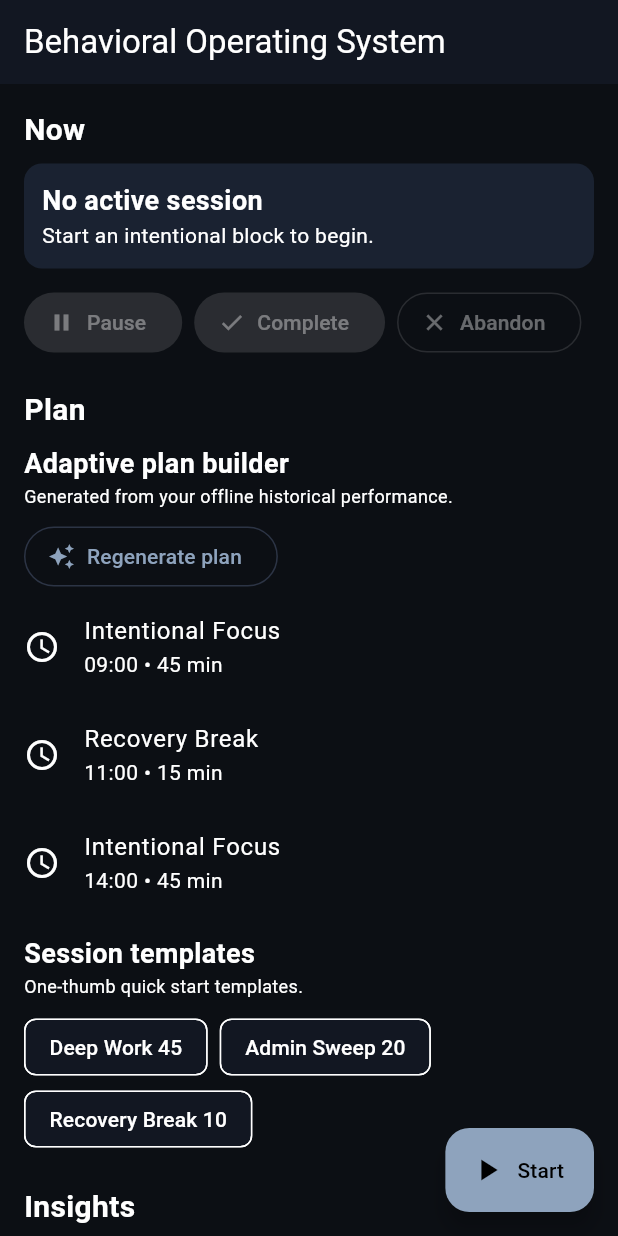
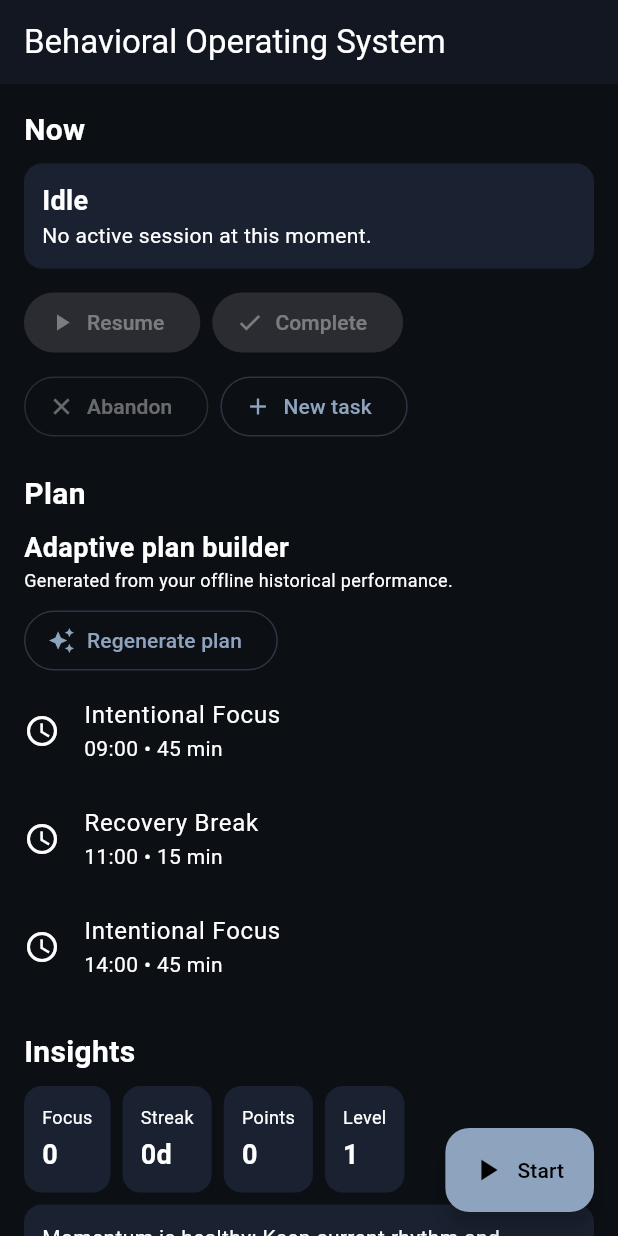
Before and after one commit to DataWithNahom/habit_aligner, a Flutter app: the screen it shows after launch, on a phone screen of 412 x 824 dp. Run offline on Flutter 3.47's test engine with Material 3 defaults, Android fonts, the phone set to English and light mode, and no system bars; our stand-ins replace flutter_local_notifications, isar, shared_preferences, timezone; accounts and stored records are empty; generated files the repository leaves out were written again.

Commit message:
Harden task session pause/resume workflow

```diff
--- a/lib/features/logs/domain/use_cases/resolve_session_use_case.dart
+++ b/lib/features/logs/domain/use_cases/resolve_session_use_case.dart
@@ -22,7 +22,14 @@ class ResolveSessionUseCase {
       case LogStatus.completed:
         resolved = current.complete(now());
       case LogStatus.paused:
-        resolved = current.pause(now());
+        final normalizedReason = reason?.trim();
+        resolved = current
+            .pause(now())
+            .copyWith(
+              abandonmentReason: normalizedReason?.isNotEmpty == true
+                  ? normalizedReason
+                  : null,
+            );
       case LogStatus.abandoned:
         resolved = current.abandon(
           now(),
--- a/lib/features/logs/presentation/main_screen.dart
+++ b/lib/features/logs/presentation/main_screen.dart
@@ -39,6 +39,7 @@ class _MainScreenState extends State<MainScreen> {
   Widget build(BuildContext context) {
     final controller = widget.controller;
     final metrics = controller.todayMetrics;
+    final activeLog = controller.activeLog;
 
     return Scaffold(
       appBar: AppBar(title: const Text('Behavioral Operating System')),
@@ -61,18 +62,23 @@ class _MainScreenState extends State<MainScreen> {
                     AnimatedSwitcher(
                       duration: const Duration(milliseconds: 260),
                       child: SessionStateCard(
-                        key: ValueKey(controller.activeLog?.id ?? 'idle'),
-                        title:
-                            controller.activeLog?.label ?? 'No active session',
-                        subtitle: controller.activeLog == null
-                            ? 'Start an intentional block to begin.'
-                            : 'Elapsed ${controller.activeElapsed.inMinutes} min',
-                        trailing: controller.activeLog != null
+                        key: ValueKey(activeLog?.id ?? 'idle'),
+                        title: activeLog?.label ?? 'Idle',
+                        subtitle: activeLog == null
+                            ? 'No active session at this moment.'
+                            : 'Elapsed ${_formatDuration(controller.activeElapsed)}',
+                        trailing: activeLog != null
                             ? IconButton(
                                 tooltip: 'Complete current session',
                                 onPressed: () async {
                                   HapticFeedback.mediumImpact();
                                   await controller.completeActiveLog();
+                                  if (!context.mounted) return;
+                                  ScaffoldMessenger.of(context).showSnackBar(
+                                    const SnackBar(
+                                      content: Text('Session completed.'),
+                                    ),
+                                  );
                                 },
                                 icon: const Icon(Icons.check_circle_outline),
                               )
@@ -80,7 +86,41 @@ class _MainScreenState extends State<MainScreen> {
                       ),
                     ),
                     const SizedBox(height: 12),
-                    _QuickActions(controller: controller),
+                    _QuickActions(
+                      controller: controller,
+                      onRequestStart: () => _openStartSheet(),
+                    ),
+
+                    if (controller.resumablePausedLogs.isNotEmpty) ...[
+                      const SizedBox(height: 12),
+                      CTASection(
+                        title: 'Paused sessions',
+                        subtitle:
+                            'Resumable tasks from your actual session history.',
+                        child: Column(
+                          children: [
+                            for (final paused in controller.resumablePausedLogs)
+                              ListTile(
+                                dense: true,
+                                contentPadding: EdgeInsets.zero,
+                                title: Text(paused.label),
+                                subtitle: Text(
+                                  paused.abandonmentReason?.trim().isNotEmpty ==
+                                          true
+                                      ? 'Reason: ${paused.abandonmentReason}'
+                                      : 'No pause reason recorded',
+                                ),
+                                trailing: IconButton(
+                                  tooltip: 'Resume',
+                                  onPressed: () =>
+                                      controller.resumePausedLog(paused.id),
+                                  icon: const Icon(Icons.play_arrow),
+                                ),
+                              ),
+                          ],
+                        ),
+                      ),
+                    ],
 
                     const SizedBox(height: 20),
                     const Text(
@@ -105,14 +145,17 @@ class _MainScreenState extends State<MainScreen> {
                               label: const Text('Regenerate plan'),
                             ),
                           ),
+                          if (controller.dailyPlan.isEmpty)
+                            const Align(
+                              alignment: Alignment.centerLeft,
+                              child: Text('No plan generated yet.'),
+                            ),
                           ...controller.dailyPlan.map(
                             (block) => _PlanTile(block: block),
                           ),
                         ],
                       ),
                     ),
-                    const SizedBox(height: 12),
-                    _TemplateRow(controller: controller),
 
                     const SizedBox(height: 20),
                     const Text(
@@ -207,6 +250,85 @@ class _MainScreenState extends State<MainScreen> {
         label: const Text('Start'),
         icon: const Icon(Icons.play_arrow),
       ),
+    );
+  }
+
+  String _formatDuration(Duration value) {
+    final safe = value.isNegative ? Duration.zero : value;
+    final hours = safe.inHours.toString().padLeft(2, '0');
+    final minutes = (safe.inMinutes % 60).toString().padLeft(2, '0');
+    final seconds = (safe.inSeconds % 60).toString().padLeft(2, '0');
+    return '$hours:$minutes:$seconds';
+  }
+
+  Future<void> _handlePauseAction() async {
+    final paused = await widget.controller.pauseActiveLog();
+    if (!mounted || paused == null) return;
+
+    await showModalBottomSheet<void>(
+      context: context,
+      builder: (sheetContext) {
+        return SafeArea(
+          child: Wrap(
+            children: [
+              ListTile(
+                leading: const Icon(Icons.playlist_add),
+                title: const Text('Start a new task now'),
+                onTap: () {
+                  Navigator.pop(sheetContext);
+                  _openStartSheet();
+                },
+              ),
+              ListTile(
+                leading: const Icon(Icons.edit_note),
+                title: const Text('Provide a pause reason'),
+                onTap: () async {
+                  Navigator.pop(sheetContext);
+                  await _promptPauseReason(paused.id);
+                },
+              ),
+            ],
+          ),
+        );
+      },
+    );
+  }
+
+  Future<void> _promptPauseReason(String pausedSessionId) async {
+    final reasonController = TextEditingController();
+    final reason = await showDialog<String>(
+      context: context,
+      builder: (context) => AlertDialog(
+        title: const Text('Pause reason'),
+        content: TextField(
+          controller: reasonController,
+          autofocus: true,
+          maxLines: 3,
+          decoration: const InputDecoration(
+            hintText: 'What caused this pause?',
+          ),
+        ),
+        actions: [
+          TextButton(
+            onPressed: () => Navigator.pop(context),
+            child: const Text('Skip'),
+          ),
+          FilledButton(
+            onPressed: () {
+              final value = reasonController.text.trim();
+              if (value.isEmpty) return;
+              Navigator.pop(context, value);
+            },
+            child: const Text('Save'),
+          ),
+        ],
+      ),
+    );
+
+    if (!mounted || reason == null) return;
+    await widget.controller.annotatePausedLog(
+      pausedSessionId: pausedSessionId,
+      reason: reason,
     );
   }
 
@@ -306,22 +428,31 @@ class _MainScreenState extends State<MainScreen> {
 }
 
 class _QuickActions extends StatelessWidget {
-  const _QuickActions({required this.controller});
+  const _QuickActions({required this.controller, required this.onRequestStart});
 
   final LogController controller;
+  final Future<void> Function() onRequestStart;
 
   @override
   Widget build(BuildContext context) {
+    final pausedLogs = controller.resumablePausedLogs;
+    final mostRecentPaused = pausedLogs.isEmpty ? null : pausedLogs.first;
+
     return Wrap(
       spacing: 8,
       runSpacing: 8,
       children: [
         FilledButton.icon(
-          onPressed: controller.activeLog == null
-              ? null
-              : controller.pauseActiveLog,
-          icon: const Icon(Icons.pause),
-          label: const Text('Pause'),
+          onPressed: controller.activeLog != null
+              ? () => (context.findAncestorStateOfType<_MainScreenState>())
+                    ?._handlePauseAction()
+              : mostRecentPaused != null
+              ? () => controller.resumePausedLog(mostRecentPaused.id)
+              : null,
+          icon: Icon(
+            controller.activeLog != null ? Icons.pause : Icons.play_arrow,
+          ),
+          label: Text(controller.activeLog != null ? 'Pause' : 'Resume'),
         ),
         FilledButton.icon(
           onPressed: controller.activeLog == null
@@ -337,38 +468,12 @@ class _QuickActions extends StatelessWidget {
           icon: const Icon(Icons.close),
           label: const Text('Abandon'),
         ),
+        OutlinedButton.icon(
+          onPressed: onRequestStart,
+          icon: const Icon(Icons.add),
+          label: const Text('New task'),
+        ),
       ],
-    );
-  }
-}
-
-class _TemplateRow extends StatelessWidget {
-  const _TemplateRow({required this.controller});
-
-  final LogController controller;
-
-  @override
-  Widget build(BuildContext context) {
-    final templates = [
-      ('Deep Work 45', 45),
-      ('Admin Sweep 20', 20),
-      ('Recovery Break 10', 10),
-    ];
-    return CTASection(
-      title: 'Session templates',
-      subtitle: 'One-thumb quick start templates.',
-      child: Wrap(
-        spacing: 8,
-        children: [
-          for (final t in templates)
-            ActionChip(
-              label: Text(t.$1),
-              onPressed: () =>
-                  (context.findAncestorStateOfType<_MainScreenState>())
-                      ?._openStartSheet(presetLabel: t.$1, presetMins: t.$2),
-            ),
-        ],
-      ),
     );
   }
 }
```
Also changed, not shown: lib/features/logs/presentation/log_controller.dart (+22 -2 lines), 1 other file.
